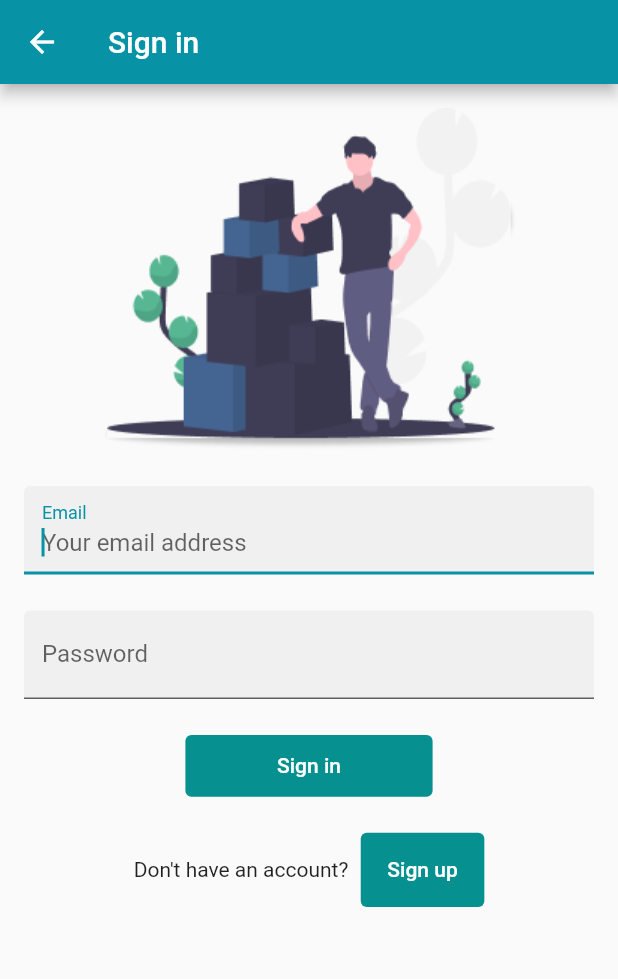
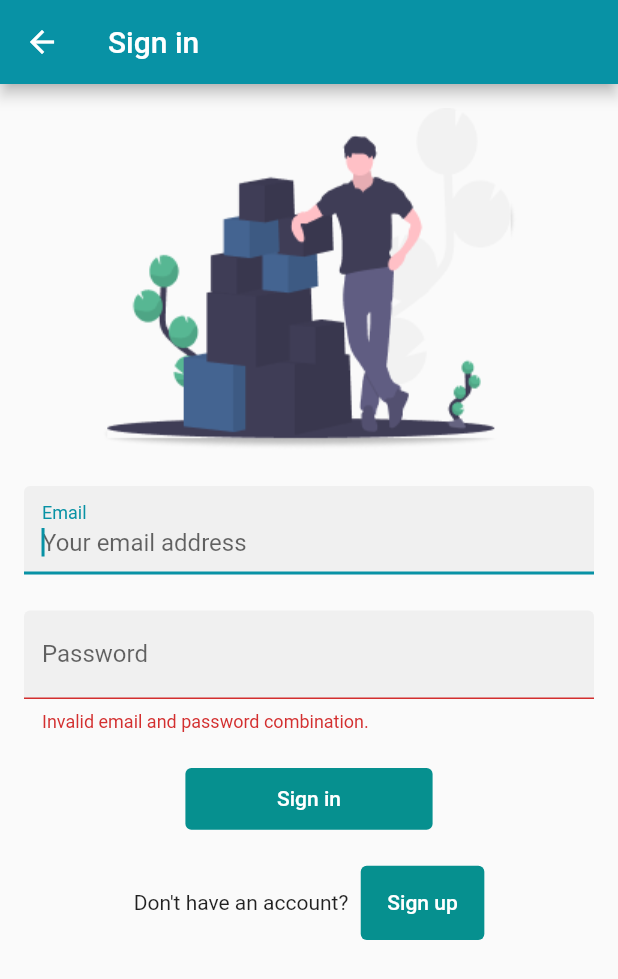
Before and after one commit to khoatran2320/Senior-Design, a Flutter app: the screen it shows after launch, after a tap on "Get Started", on a phone screen of 412 x 824 dp. Shown: the top 979 px of the screen. Run offline on Flutter 3.47's test engine with Material 2 defaults, Android fonts, the phone set to English and light mode, and no system bars; our stand-ins replace after_layout, firebase_auth, firebase_core, shared_preferences; accounts and stored records are empty; network calls fail.

Commit message:
added form validation to sign in

```diff
--- a/mobile/flutter_app/lib/pages/signin_page.dart
+++ b/mobile/flutter_app/lib/pages/signin_page.dart
@@ -16,7 +16,6 @@ import "../pages/dashboard.dart";
 import 'package:firebase_auth/firebase_auth.dart';
 import 'package:firebase_core/firebase_core.dart';
 
-
 class SignIn extends StatefulWidget {
   const SignIn({Key? key}) : super(key: key);
 
@@ -27,12 +26,14 @@ class SignIn extends StatefulWidget {
 class _SignInState extends State<SignIn> {
   String email = "";
   String password = "";
+  String _errorMsg = "";
   final GlobalKey<FormState> _form = GlobalKey<FormState>();
 
-  void emailCallback(String text){
+  void emailCallback(String text) {
     email = text;
   }
-  void passwordCallback(String text){
+
+  void passwordCallback(String text) {
     password = text;
   }
 
@@ -54,14 +55,23 @@ class _SignInState extends State<SignIn> {
       return MediaQuery.of(context).size.height * percent;
     }
 
-    void submitHandler(){
-      if(_form.currentState!.validate()){
-        context.read<AuthenticationService>().signIn(email: email, password: password);
+    void submitHandler() {
+      _errorMsg = "";
+      if (_form.currentState!.validate()) {
+        try {
+          context
+              .read<AuthenticationService>()
+              .signIn(email: email, password: password);
+        } catch (e) {
+          _errorMsg = "Invalid email and password combination.";
+        }
       }
-      if(context.read<AuthenticationService>().isLoggedIn()){
-        Navigator.push(context, MaterialPageRoute(builder: (context) => Dashboard()));
+      if (context.read<AuthenticationService>().isLoggedIn()) {
+        Navigator.push(
+            context, MaterialPageRoute(builder: (context) => Dashboard()));
       }
     }
+
     return Scaffold(
       appBar: AppBar(
         title: const Text('Sign in'),
@@ -78,8 +88,9 @@ class _SignInState extends State<SignIn> {
                 ...[
                   Image.asset("assets/images/delivery_pic.png"),
                   SignInPageFieldEmail(emailCallback),
-                  SignInPageFieldPass(passwordCallback),
-                  SignInPageButtonSubmit(submitHandler, _viewWidth, _viewHeight),
+                  SignInPageFieldPass(passwordCallback, _errorMsg),
+                  SignInPageButtonSubmit(
+                      submitHandler, _viewWidth, _viewHeight),
                   RedirectSignUp(_viewWidth, _viewHeight),
                 ].expand((widget) => [widget, const SizedBox(height: 24)])
               ],
--- a/mobile/flutter_app/lib/widgets/forms/sign_in/password_field.dart
+++ b/mobile/flutter_app/lib/widgets/forms/sign_in/password_field.dart
@@ -1,22 +1,23 @@
 import "package:flutter/material.dart";
 
-class SignInPageFieldPass extends StatefulWidget{
+class SignInPageFieldPass extends StatefulWidget {
   Function callback;
+  String? errorMsg;
 
-  SignInPageFieldPass(this.callback);
+  SignInPageFieldPass(this.callback, this.errorMsg);
 
   @override
-  State<StatefulWidget> createState()=>_SignInPageFieldPass();
+  State<StatefulWidget> createState() => _SignInPageFieldPass();
 }
 
-class _SignInPageFieldPass extends State<SignInPageFieldPass>{
-
+class _SignInPageFieldPass extends State<SignInPageFieldPass> {
   @override
   Widget build(BuildContext context) {
     return TextFormField(
       decoration: const InputDecoration(
         filled: true,
         labelText: 'Password',
+        errorText: "Invalid email and password combination.",
       ),
       obscureText: true,
       validator: (val) {
```
Lines whose indentation alone changed are shown as unchanged.
